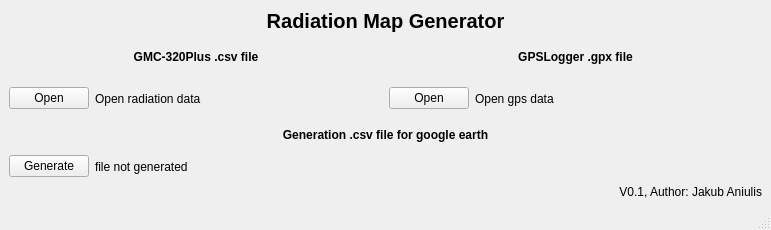
This is code/GMC320PlusRadiationMapGenerator.ui in Ziemnianin007/GMC-320PlusRadiationMapGenerator as Qt 5 draws it before an edit. The edited form follows.
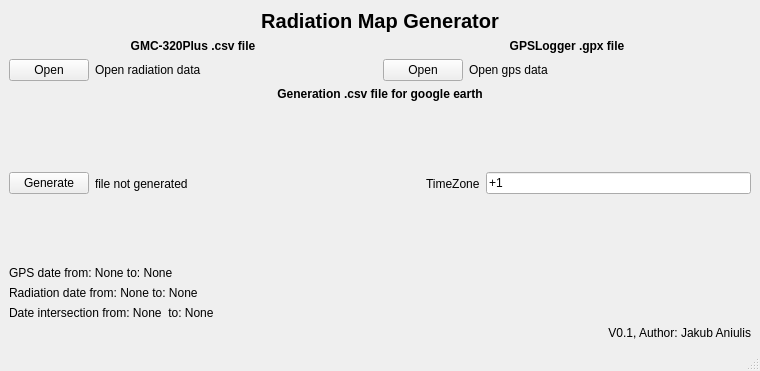
This is the edited form.

Patch:
```diff
--- a/code/GMC320PlusRadiationMapGenerator.ui
+++ b/code/GMC320PlusRadiationMapGenerator.ui
@@ -6,8 +6,8 @@
    <rect>
     <x>0</x>
     <y>0</y>
-    <width>771</width>
-    <height>230</height>
+    <width>760</width>
+    <height>371</height>
    </rect>
   </property>
   <property name="windowTitle">
@@ -181,35 +181,97 @@
             </item>
             <item>
              <widget class="QLabel" name="generateStatus">
+              <property name="sizePolicy">
+               <sizepolicy hsizetype="Expanding" vsizetype="Expanding">
+                <horstretch>0</horstretch>
+                <verstretch>0</verstretch>
+               </sizepolicy>
+              </property>
               <property name="text">
                <string>file not generated</string>
               </property>
+              <property name="wordWrap">
+               <bool>true</bool>
+              </property>
              </widget>
             </item>
+            <item>
+             <layout class="QHBoxLayout" name="horizontalLayout_8">
+              <item>
+               <widget class="QLabel" name="label_3">
+                <property name="text">
+                 <string>TimeZone</string>
+                </property>
+               </widget>
+              </item>
+              <item>
+               <widget class="QLineEdit" name="timeZone">
+                <property name="text">
+                 <string>+1</string>
+                </property>
+               </widget>
+              </item>
+             </layout>
+            </item>
            </layout>
           </item>
-          <item>
-           <widget class="QLabel" name="label_7">
-            <property name="sizePolicy">
-             <sizepolicy hsizetype="Preferred" vsizetype="Maximum">
-              <horstretch>0</horstretch>
-              <verstretch>0</verstretch>
-             </sizepolicy>
-            </property>
-            <property name="text">
-             <string>V0.1, Author: Jakub Aniulis</string>
-            </property>
-            <property name="alignment">
-             <set>Qt::AlignRight|Qt::AlignTrailing|Qt::AlignVCenter</set>
-            </property>
-           </widget>
-          </item>
          </layout>
         </item>
        </layout>
       </item>
      </layout>
     </item>
+    <item>
+     <layout class="QHBoxLayout" name="horizontalLayout_7">
+      <item>
+       <layout class="QVBoxLayout" name="verticalLayout_7">
+        <item>
+         <widget class="QLabel" name="GPSDate">
+          <property name="text">
+           <string>GPS date from: None to: None</string>
+          </property>
+         </widget>
+        </item>
+        <item>
+         <widget class="QLabel" name="radiationDate">
+          <property name="text">
+           <string>Radiation date from: None to: None</string>
+          </property>
+         </widget>
+        </item>
+        <item>
+         <widget class="QLabel" name="intersectionDate">
+          <property name="sizePolicy">
+           <sizepolicy hsizetype="Expanding" vsizetype="Preferred">
+            <horstretch>0</horstretch>
+            <verstretch>0</verstretch>
+           </sizepolicy>
+          </property>
+          <property name="text">
+           <string>Date intersection from: None  to: None</string>
+          </property>
+         </widget>
+        </item>
+       </layout>
+      </item>
+     </layout>
+    </item>
+    <item>
+     <widget class="QLabel" name="label_7">
+      <property name="sizePolicy">
+       <sizepolicy hsizetype="Preferred" vsizetype="Maximum">
+        <horstretch>0</horstretch>
+        <verstretch>0</verstretch>
+       </sizepolicy>
+      </property>
+      <property name="text">
+       <string>V0.1, Author: Jakub Aniulis</string>
+      </property>
+      <property name="alignment">
+       <set>Qt::AlignRight|Qt::AlignTrailing|Qt::AlignVCenter</set>
+      </property>
+     </widget>
+    </item>
    </layout>
   </widget>
   <widget class="QStatusBar" name="statusbar"/>
```
Left out of the diff: 2 changed lines with no effect on the pictures.
